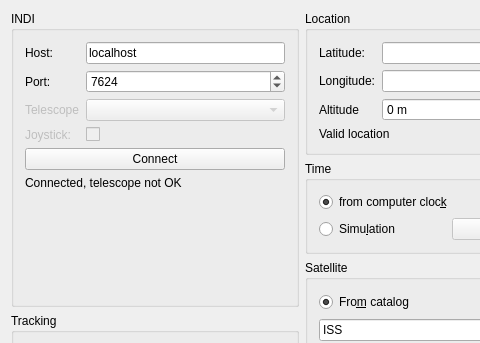
Above: mainwindow.ui from farom57/Orbit-hunter before the change; both pictures show x 0 to 480 and y 0 to 343 of the 898 by 730 pixel window. Below: the same form after it.
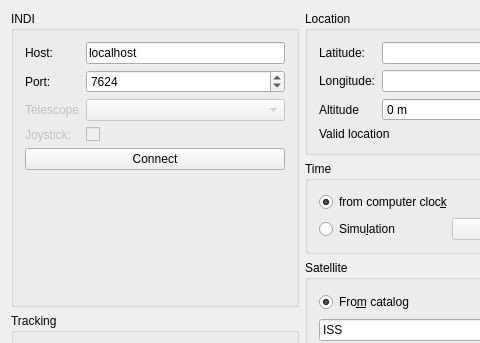
That is the form after the change.

Patch:
```diff
--- a/mainwindow.ui
+++ b/mainwindow.ui
@@ -110,7 +110,7 @@
            <item>
             <widget class="QLabel" name="indiLabel">
              <property name="text">
-              <string>Connected, telescope not OK</string>
+              <string/>
              </property>
             </widget>
            </item>
```
Left out of the diff: 5 changed lines with no effect on the pictures.
